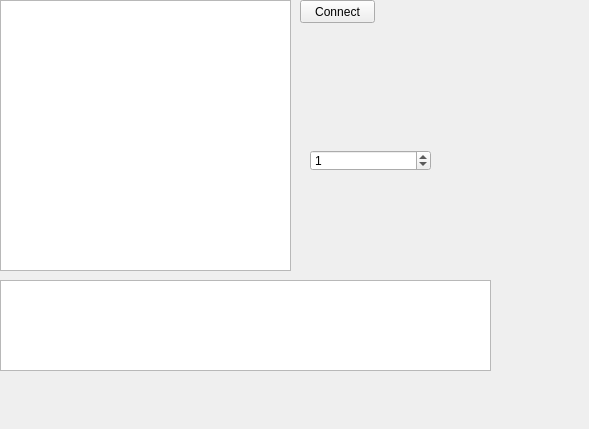
The window that bank-view/modbussetupwidget.ui (smandyscom/front-base-widget) describes before a commit, drawn with Qt 5.
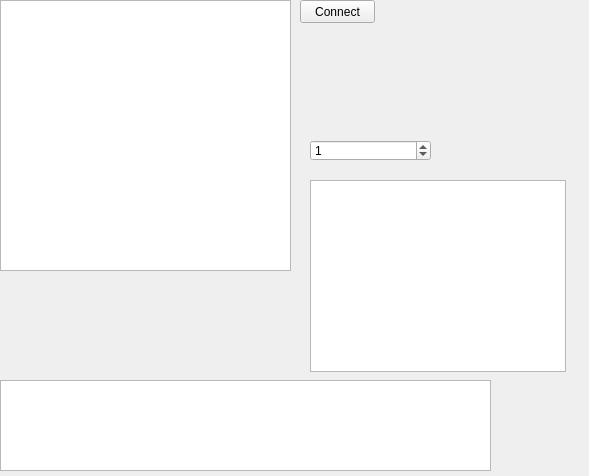
The same window after the commit.

The edit to the form file:
```diff
--- a/bank-view/modbussetupwidget.ui
+++ b/bank-view/modbussetupwidget.ui
@@ -7,7 +7,7 @@
     <x>0</x>
     <y>0</y>
     <width>589</width>
-    <height>429</height>
+    <height>476</height>
    </rect>
   </property>
   <property name="windowTitle">
@@ -53,7 +53,7 @@
    <property name="geometry">
     <rect>
      <x>310</x>
-     <y>150</y>
+     <y>140</y>
      <width>121</width>
      <height>21</height>
     </rect>
@@ -69,12 +69,22 @@
    <property name="geometry">
     <rect>
      <x>0</x>
-     <y>280</y>
+     <y>380</y>
      <width>491</width>
      <height>91</height>
     </rect>
    </property>
   </widget>
+  <widget class="QTableView" name="tableViewServerMap">
+   <property name="geometry">
+    <rect>
+     <x>310</x>
+     <y>180</y>
+     <width>256</width>
+     <height>192</height>
+    </rect>
+   </property>
+  </widget>
  </widget>
  <resources/>
  <connections/>
```
Left out of the diff: 2 changed lines with no effect on the pictures.
